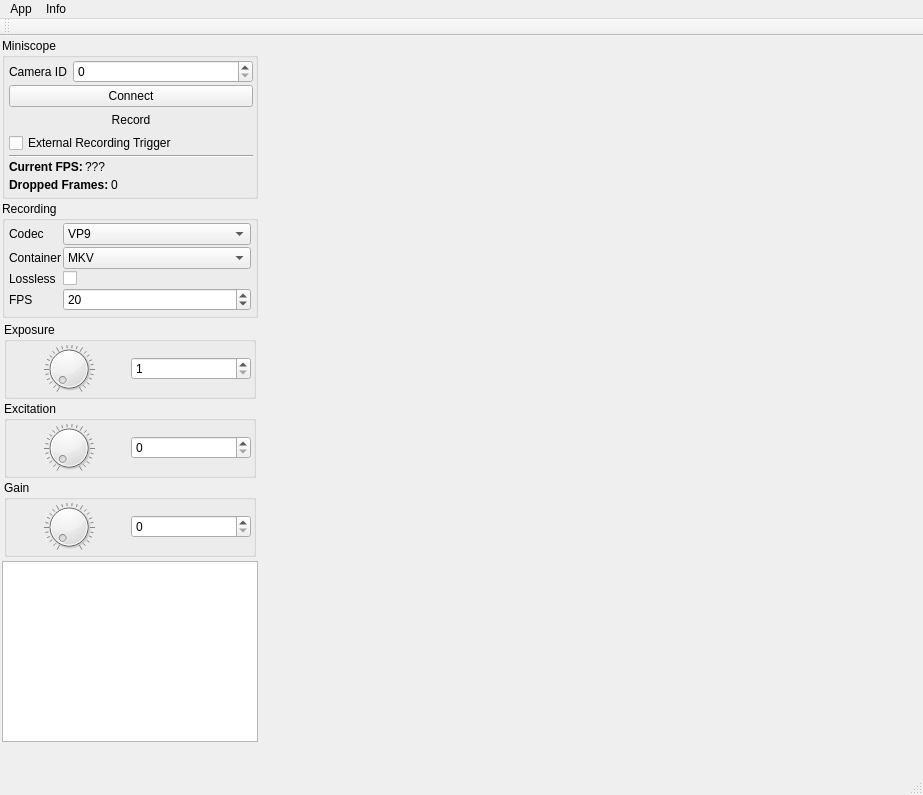
Above: src/mainwindow.ui from bothlab/pomidaq before the change. Below: the same form after it.
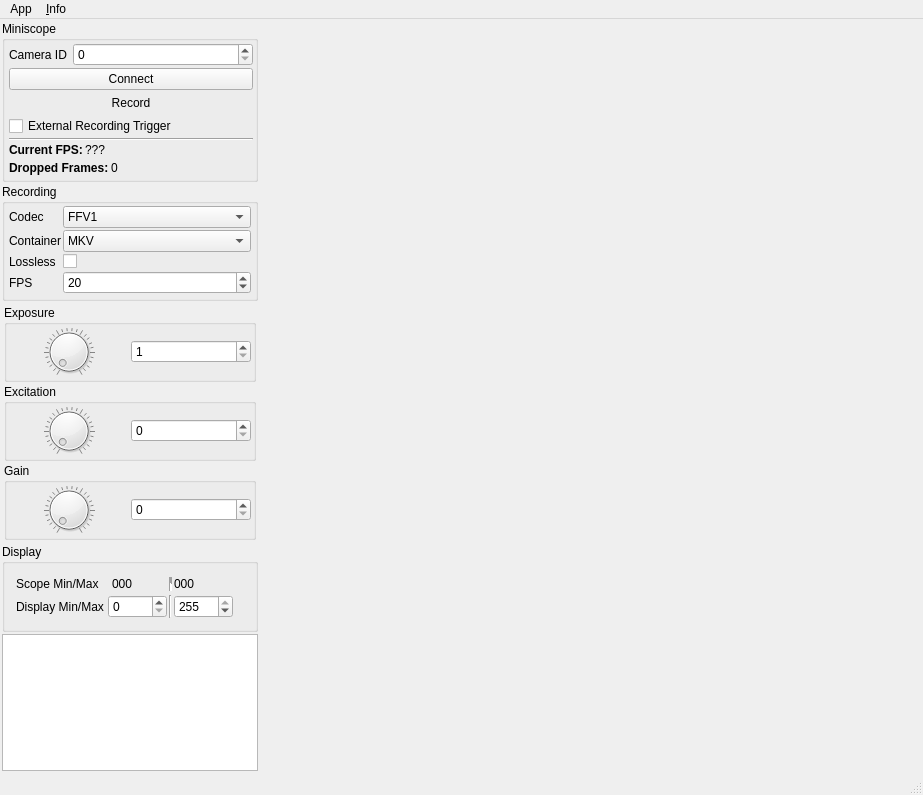
That is the form after the change. Icons and pictures are not drawn.

```diff
--- a/src/mainwindow.ui
+++ b/src/mainwindow.ui
@@ -271,6 +271,11 @@
             </item>
             <item row="0" column="1">
              <widget class="QComboBox" name="codecComboBox">
+              <item>
+               <property name="text">
+                <string>FFV1</string>
+               </property>
+              </item>
               <item>
                <property name="text">
                 <string>VP9</string>
@@ -333,6 +338,9 @@
             </item>
             <item row="3" column="1">
              <widget class="QSpinBox" name="fpsSpinBox">
+              <property name="maximum">
+               <number>30</number>
+              </property>
               <property name="value">
                <number>20</number>
               </property>
@@ -506,6 +514,144 @@
          </layout>
         </widget>
        </item>
+       <item>
+        <widget class="QGroupBox" name="groupBox_5">
+         <property name="title">
+          <string>Display</string>
+         </property>
+         <layout class="QVBoxLayout" name="verticalLayout_5">
+          <item>
+           <layout class="QFormLayout" name="formLayout_3">
+            <property name="horizontalSpacing">
+             <number>2</number>
+            </property>
+            <property name="verticalSpacing">
+             <number>2</number>
+            </property>
+            <item row="0" column="0">
+             <widget class="QLabel" name="scopeMinMaxLabel">
+              <property name="text">
+               <string>Scope Min/Max</string>
+              </property>
+             </widget>
+            </item>
+            <item row="0" column="1">
+             <widget class="QWidget" name="scopeMinMaxWidget" native="true">
+              <property name="minimumSize">
+               <size>
+                <width>40</width>
+                <height>0</height>
+               </size>
+              </property>
+              <layout class="QHBoxLayout" name="horizontalLayout_8">
+               <property name="spacing">
+                <number>2</number>
+               </property>
+               <property name="leftMargin">
+                <number>2</number>
+               </property>
+               <property name="topMargin">
+                <number>2</number>
+               </property>
+               <property name="bottomMargin">
+                <number>2</number>
+               </property>
+               <item>
+                <widget class="QLabel" name="labelScopeMin">
+                 <property name="minimumSize">
+                  <size>
+                   <width>26</width>
+                   <height>0</height>
+                  </size>
+                 </property>
+                 <property name="text">
+                  <string>000</string>
+                 </property>
+                 <property name="indent">
+                  <number>4</number>
+                 </property>
+                </widget>
+               </item>
+               <item>
+                <widget class="Line" name="line_2">
+                 <property name="lineWidth">
+                  <number>8</number>
+                 </property>
+                 <property name="orientation">
+                  <enum>Qt::Vertical</enum>
+                 </property>
+                </widget>
+               </item>
+               <item>
+                <widget class="QLabel" name="labelScopeMax">
+                 <property name="minimumSize">
+                  <size>
+                   <width>26</width>
+                   <height>0</height>
+                  </size>
+                 </property>
+                 <property name="text">
+                  <string>000</string>
+                 </property>
+                </widget>
+               </item>
+              </layout>
+             </widget>
+            </item>
+            <item row="1" column="0">
+             <widget class="QLabel" name="displayMinMaxLabel">
+              <property name="text">
+               <string>Display Min/Max</string>
+              </property>
+             </widget>
+            </item>
+            <item row="1" column="1">
+             <widget class="QWidget" name="displayMinMaxWidget" native="true">
+              <layout class="QHBoxLayout" name="horizontalLayout_9">
+               <property name="spacing">
+                <number>2</number>
+               </property>
+               <property name="leftMargin">
+                <number>2</number>
+               </property>
+               <property name="topMargin">
+                <number>0</number>
+               </property>
+               <property name="bottomMargin">
+                <number>0</number>
+               </property>
+               <item>
+                <widget class="QSpinBox" name="sbDisplayMin">
+                 <property name="maximum">
+                  <number>255</number>
+                 </property>
+                </widget>
+               </item>
+               <item>
+                <widget class="Line" name="line_3">
+                 <property name="orientation">
+                  <enum>Qt::Vertical</enum>
+                 </property>
+                </widget>
+               </item>
+               <item>
+                <widget class="QSpinBox" name="sbDisplayMax">
+                 <property name="maximum">
+                  <number>255</number>
+                 </property>
+                 <property name="value">
+                  <number>255</number>
+                 </property>
+                </widget>
+               </item>
+              </layout>
+             </widget>
+            </item>
+           </layout>
+          </item>
+         </layout>
+        </widget>
+       </item>
        <item>
         <widget class="QPlainTextEdit" name="logTextList">
          <property name="sizePolicy">
@@ -571,20 +717,12 @@
    </widget>
    <widget class="QMenu" name="menuInfo">
     <property name="title">
-     <string>Info</string>
+     <string>&amp;Info</string>
     </property>
    </widget>
    <addaction name="menuApp"/>
    <addaction name="menuInfo"/>
   </widget>
-  <widget class="QToolBar" name="mainToolBar">
-   <attribute name="toolBarArea">
-    <enum>TopToolBarArea</enum>
-   </attribute>
-   <attribute name="toolBarBreak">
-    <bool>false</bool>
-   </attribute>
-  </widget>
   <widget class="QStatusBar" name="statusBar"/>
  </widget>
  <layoutdefault spacing="6" margin="11"/>
```
